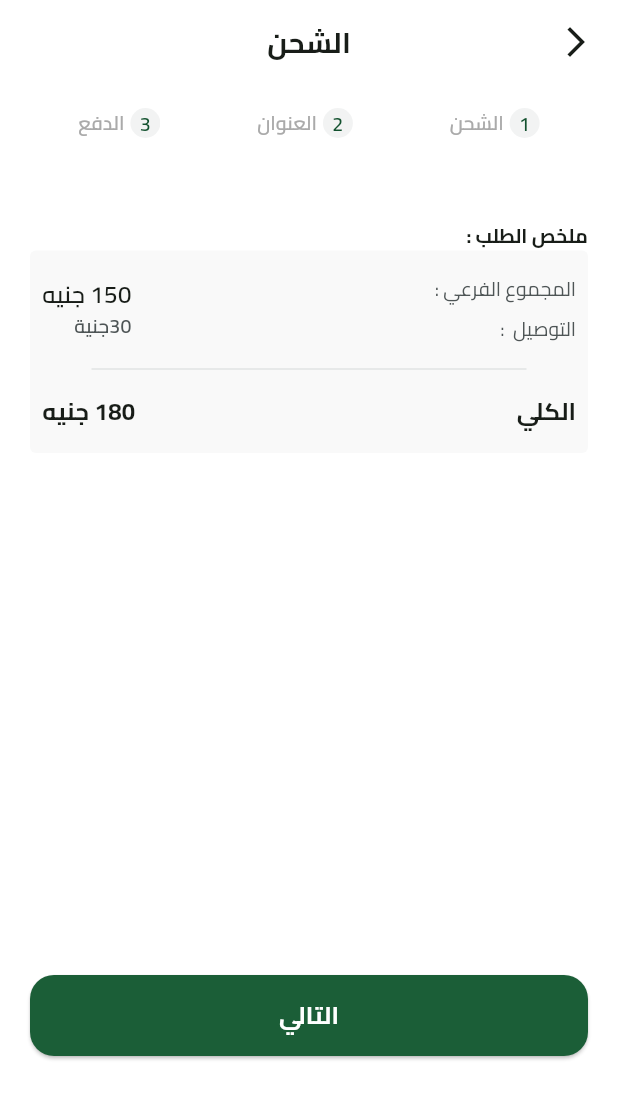
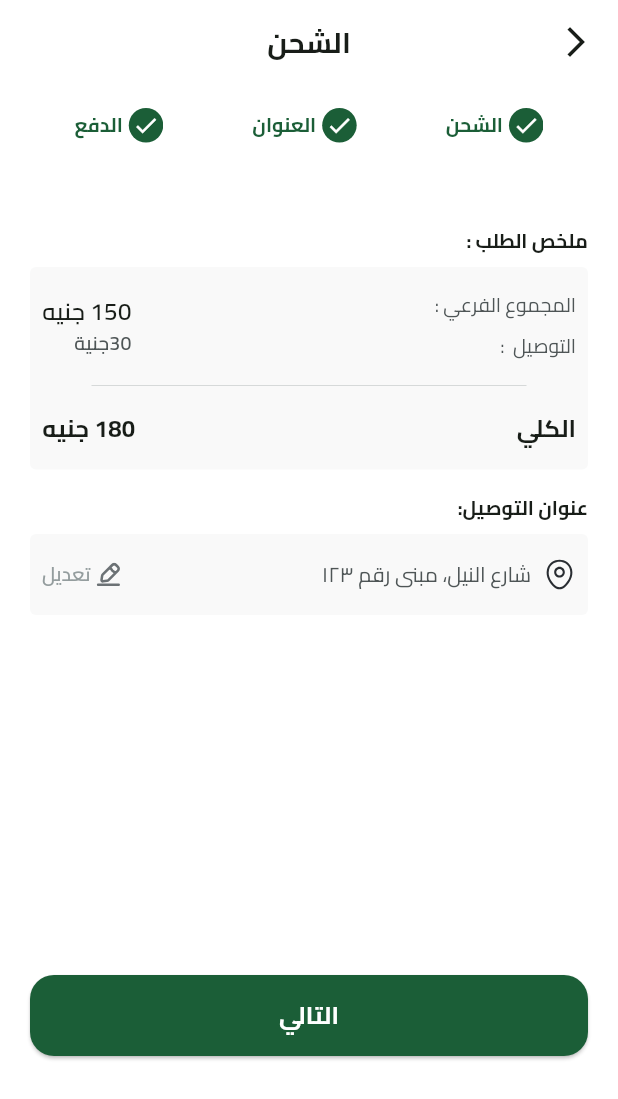
Before and after one commit to 3madhani/fruithub, a Flutter app: the CheckoutView screen opened by its route, swiped to page 3, on a phone screen of 412 x 824 dp. Shown: the top 1099 px of the screen. Run offline on Flutter 3.47's test engine with Material 3 defaults, Android fonts, the light colour scheme and no system bars; our stand-ins replace cached_network_image, cloud_firestore, dartz, dots_indicator, equatable, firebase_auth and 10 more; missing offline and left inert: flutter_facebook_auth; accounts and stored records are empty.

Commit message:
feat: enhance checkout process with current step tracking and new payment section layout

```diff
--- a/lib/core/utils/app_assets.dart
+++ b/lib/core/utils/app_assets.dart
@@ -1,13 +1,14 @@
 // ignore_for_file: prefer_single_quotes
 class Assets {
+  Assets._();
+
   /// Assets for imagesProfileImage
   /// assets/images/profile_image.png
   static const String imagesProfileImage = "assets/images/profile_image.png";
 
   /// Assets for imagesStrawberryTest
   /// assets/images/Strawberry_test.png
-  static const String imagesStrawberryTest =
-      "assets/images/Strawberry_test.png";
+  static const String imagesStrawberryTest = "assets/images/Strawberry_test.png";
 
   /// Assets for svgActiveHome
   /// assets/svg/active-home.svg
@@ -19,8 +20,7 @@ class Assets {
 
   /// Assets for svgActiveShoppingCart
   /// assets/svg/active-shopping-cart.svg
-  static const String svgActiveShoppingCart =
-      "assets/svg/active-shopping-cart.svg";
+  static const String svgActiveShoppingCart = "assets/svg/active-shopping-cart.svg";
 
   /// Assets for svgActiveUser
   /// assets/svg/active_user.svg
@@ -32,8 +32,7 @@ class Assets {
 
   /// Assets for svgArrowSwapHorizontal
   /// assets/svg/arrow-swap-horizontal.svg
-  static const String svgArrowSwapHorizontal =
-      "assets/svg/arrow-swap-horizontal.svg";
+  static const String svgArrowSwapHorizontal = "assets/svg/arrow-swap-horizontal.svg";
 
   /// Assets for svgBackground1
   /// assets/svg/background_1.svg
@@ -53,8 +52,7 @@ class Assets {
 
   /// Assets for svgFeaturedItemBackground
   /// assets/svg/featured_item_background.svg
-  static const String svgFeaturedItemBackground =
-      "assets/svg/featured_item_background.svg";
+  static const String svgFeaturedItemBackground = "assets/svg/featured_item_background.svg";
 
   /// Assets for svgFilter
   /// assets/svg/filter.svg
@@ -82,12 +80,15 @@ class Assets {
 
   /// Assets for svgInactiveShoppingCart
   /// assets/svg/inactive-shopping-cart.svg
-  static const String svgInactiveShoppingCart =
-      "assets/svg/inactive-shopping-cart.svg";
+  static const String svgInactiveShoppingCart = "assets/svg/inactive-shopping-cart.svg";
 
   /// Assets for svgInactiveUser
   /// assets/svg/inactive-user.svg
   static const String svgInactiveUser = "assets/svg/inactive-user.svg";
+
+  /// Assets for svgLocation
+  /// assets/svg/location.svg
+  static const String svgLocation = "assets/svg/location.svg";
 
   /// Assets for svgLogo
   /// assets/svg/logo.svg
@@ -113,6 +114,7 @@ class Assets {
   /// assets/svg/trash.svg
   static const String svgTrash = "assets/svg/trash.svg";
 
-// This class is not meant to be instantiated or extended; it is a utility class.
-  Assets._();
+  /// Assets for svgVector
+  /// assets/svg/Vector.svg
+  static const String svgVector = "assets/svg/Vector.svg";
 }
--- a/lib/feature/checkout/presentation/views/widgets/checkout_steps.dart
+++ b/lib/feature/checkout/presentation/views/widgets/checkout_steps.dart
@@ -4,7 +4,9 @@ import 'package:fruithub/feature/checkout/presentation/views/widgets/step_item.d
 List<String> get steps => ['الشحن', 'العنوان', 'الدفع'];
 
 class CheckoutSteps extends StatelessWidget {
-  const CheckoutSteps({super.key});
+  final int currentStep;
+
+  const CheckoutSteps({super.key, required this.currentStep});
 
   @override
   Widget build(BuildContext context) {
@@ -12,7 +14,11 @@ class CheckoutSteps extends StatelessWidget {
       mainAxisAlignment: MainAxisAlignment.spaceAround,
       children: List.generate(
         steps.length,
-        (index) => StepItem(stepName: steps[index], stepNumber: index + 1),
+        (index) => StepItem(
+          isActive: index <= currentStep,
+          stepName: steps[index],
+          stepNumber: index + 1,
+        ),
       ),
     );
   }
--- a/lib/feature/checkout/presentation/views/widgets/checkout_view_body.dart
+++ b/lib/feature/checkout/presentation/views/widgets/checkout_view_body.dart
@@ -15,6 +15,8 @@ class CheckoutViewBody extends StatefulWidget {
 class _CheckoutViewBodyState extends State<CheckoutViewBody> {
   late PageController pageController;
 
+  int currentStep = 0;
+
   @override
   Widget build(BuildContext context) {
     return Padding(
@@ -23,7 +25,7 @@ class _CheckoutViewBodyState extends State<CheckoutViewBody> {
         mainAxisAlignment: MainAxisAlignment.start,
         children: [
           const SizedBox(height: AppConst.verticalPadding),
-          const CheckoutSteps(),
+          CheckoutSteps(currentStep: currentStep),
           const SizedBox(height: AppConst.verticalPadding),
           Expanded(
             child: CheckoutStepsPageView(pageController: pageController),
@@ -33,7 +35,7 @@ class _CheckoutViewBodyState extends State<CheckoutViewBody> {
             onPressed: () {
               // Handle next button action
               pageController.animateToPage(
-                pageController.page!.toInt() + 1,
+                2,
                 duration: const Duration(milliseconds: 300),
                 curve: Curves.easeInOut,
               );
@@ -54,6 +56,11 @@ class _CheckoutViewBodyState extends State<CheckoutViewBody> {
   @override
   void initState() {
     pageController = PageController();
+    pageController.addListener(() {
+      setState(() {
+        currentStep = pageController.page!.toInt();
+      });
+    });
     super.initState();
   }
 }
--- a/lib/feature/checkout/presentation/views/widgets/payment_item.dart
+++ b/lib/feature/checkout/presentation/views/widgets/payment_item.dart
@@ -13,6 +13,7 @@ class PaymentItem extends StatelessWidget {
       crossAxisAlignment: CrossAxisAlignment.start,
       children: [
         Text(title, style: AppTextStyles.bold13),
+        const SizedBox(height: 8),
         Container(
           padding: const EdgeInsets.symmetric(vertical: 16, horizontal: 8),
           decoration: AppDecoration.greyBoxDecoration,
--- a/lib/feature/checkout/presentation/views/widgets/payment_section.dart
+++ b/lib/feature/checkout/presentation/views/widgets/payment_section.dart
@@ -1,5 +1,9 @@
 import 'package:flutter/material.dart';
+import 'package:flutter_svg/flutter_svg.dart';
+import 'package:fruithub/core/utils/app_assets.dart';
+import 'package:fruithub/feature/checkout/presentation/views/widgets/payment_item.dart';
 
+import '../../../../../core/utils/app_text_styles.dart';
 import 'order_summary_widget.dart';
 
 class PaymentSection extends StatelessWidget {
@@ -7,6 +11,40 @@ class PaymentSection extends StatelessWidget {
 
   @override
   Widget build(BuildContext context) {
-    return const Column(children: [SizedBox(height: 24), OrderSummaryWidget()]);
+    return Column(
+      children: [
+        const SizedBox(height: 24),
+        const OrderSummaryWidget(),
+        const SizedBox(height: 16),
+        PaymentItem(
+          title: "عنوان التوصيل:",
+          child: Row(
+            children: [
+              SvgPicture.asset(Assets.svgLocation, height: 22, width: 22),
+              const SizedBox(width: 8),
+              Text(
+                "شارع النيل، مبنى رقم ١٢٣",
+                style: AppTextStyles.regular14.copyWith(
+                  color: const Color(0xff4E5556),
+                ),
+              ),
+              const Spacer(),
+              Row(
+                children: [
+                  SvgPicture.asset(Assets.svgVector, height: 16, width: 16),
+                  const SizedBox(width: 4),
+                  Text(
+                    "تعديل",
+                    style: AppTextStyles.semiBold13.copyWith(
+                      color: const Color(0xff949D9E),
+                    ),
+                  ),
+                ],
+              ),
+            ],
+          ),
+        ),
+      ],
+    );
   }
 }
--- a/lib/feature/checkout/presentation/views/widgets/step_item.dart
+++ b/lib/feature/checkout/presentation/views/widgets/step_item.dart
@@ -7,7 +7,14 @@ class StepItem extends StatelessWidget {
 
   final int stepNumber;
 
-  const StepItem({super.key, required this.stepName, required this.stepNumber});
+  final bool isActive;
+
+  const StepItem({
+    super.key,
+    required this.stepName,
+    required this.stepNumber,
+    required this.isActive,
+  });
 
   @override
   Widget build(BuildContext context) {
@@ -15,9 +22,7 @@ class StepItem extends StatelessWidget {
       firstChild: InactiveStepItem(stepName: stepName, stepNumber: stepNumber),
       secondChild: ActiveStepItem(stepName: stepName),
       crossFadeState:
-          stepNumber == 0
-              ? CrossFadeState.showSecond
-              : CrossFadeState.showFirst,
+          isActive ? CrossFadeState.showSecond : CrossFadeState.showFirst,
       duration: const Duration(milliseconds: 300),
     );
   }
```
Also changed, not shown: assets/svg/Vector.svg (added), assets/svg/location.svg (added).
